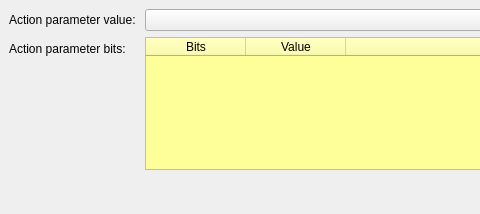
First picture: the form in src/cdlgactionparam.ui, repository grodansparadis/vscp-works-qt, before the edit; both pictures show x 0 to 480 and y 0 to 214 of the 893 by 214 pixel window.
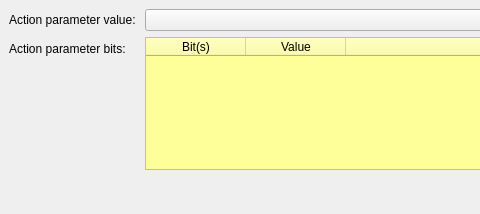
Second picture: the form after the edit.

The edit to the form file:
```diff
--- a/src/cdlgactionparam.ui
+++ b/src/cdlgactionparam.ui
@@ -75,7 +75,7 @@
       </attribute>
       <column>
        <property name="text">
-        <string>Bits</string>
+        <string>Bit(s)</string>
        </property>
        <property name="textAlignment">
         <set>AlignCenter</set>
```
Left out of the diff: 3 changed lines with no effect on the pictures.
